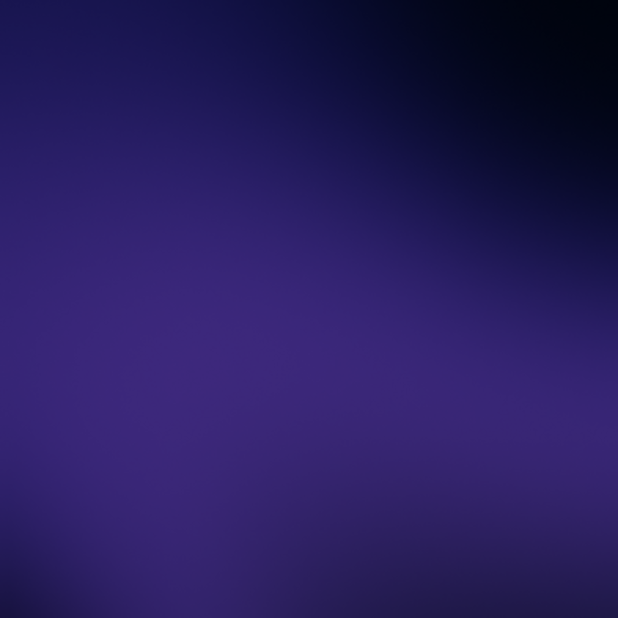
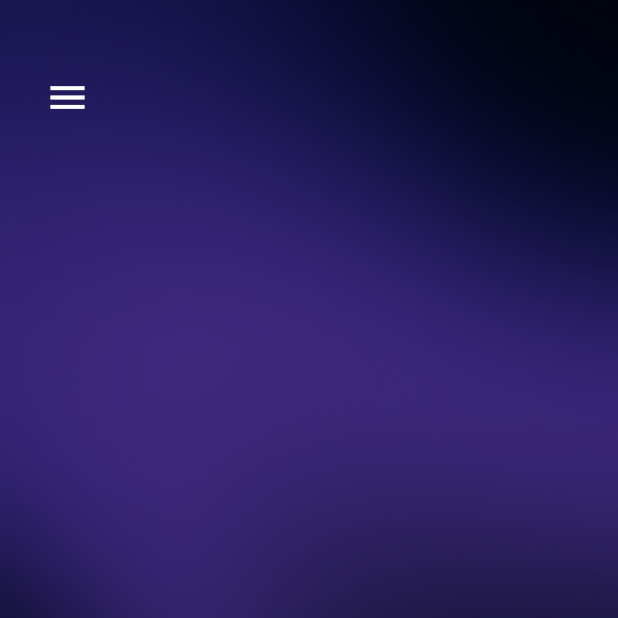
Before and after one commit to adeenazara2002/Flutter-final-hackathon, a Flutter app: the screen it shows after launch, on a phone screen of 412 x 824 dp, the top half of it. Run offline on Flutter 3.47's test engine with Material 3 defaults, Android fonts, the phone set to English and light mode, and no system bars.

Commit message:
Home Screen

```diff
--- a/lib/Screens/homeScreen.dart
+++ b/lib/Screens/homeScreen.dart
@@ -21,7 +21,19 @@ class _HomeScreenState extends State<HomeScreen> {
           ),
         ),
         child: Column(
-          children: [],
+          children: [
+            SizedBox(height: 50,),
+            Row(
+              children: [
+                Padding(padding: EdgeInsets.only(left: 30)),
+                Icon(
+                      Icons.menu,
+                      color: Color.fromRGBO(255, 255, 255, 1),
+                      size: 30,
+                    ),
+              ],
+            )
+          ],
         ),
       ),
     );
--- a/lib/Screens/splash.dart
+++ b/lib/Screens/splash.dart
@@ -12,7 +12,7 @@ class _SplashScreenState extends State<SplashScreen> {
   void initState() {
     super.initState();
 
-    Timer(Duration(seconds: 2), () {
+    Timer(Duration(seconds: 3), () {
       Navigator.pushReplacement(
         context,
         MaterialPageRoute(builder: (context) => HomeScreen()),
@@ -28,8 +28,7 @@ class _SplashScreenState extends State<SplashScreen> {
         height: MediaQuery.of(context).size.height,
         decoration: BoxDecoration(
           image: DecorationImage(
-            image: AssetImage(
-                'assets/images/backgroundImage.png'),
+            image: AssetImage('assets/images/backgroundImage.png'),
             fit: BoxFit.cover,
           ),
         ),
```
Also changed, not shown: assets/images/burger.png (added), assets/images/cake.png (added), assets/images/dish.png (added), assets/images/soap.png (added), assets/images/sushi.png (added), assets/images/taco.png (added).
